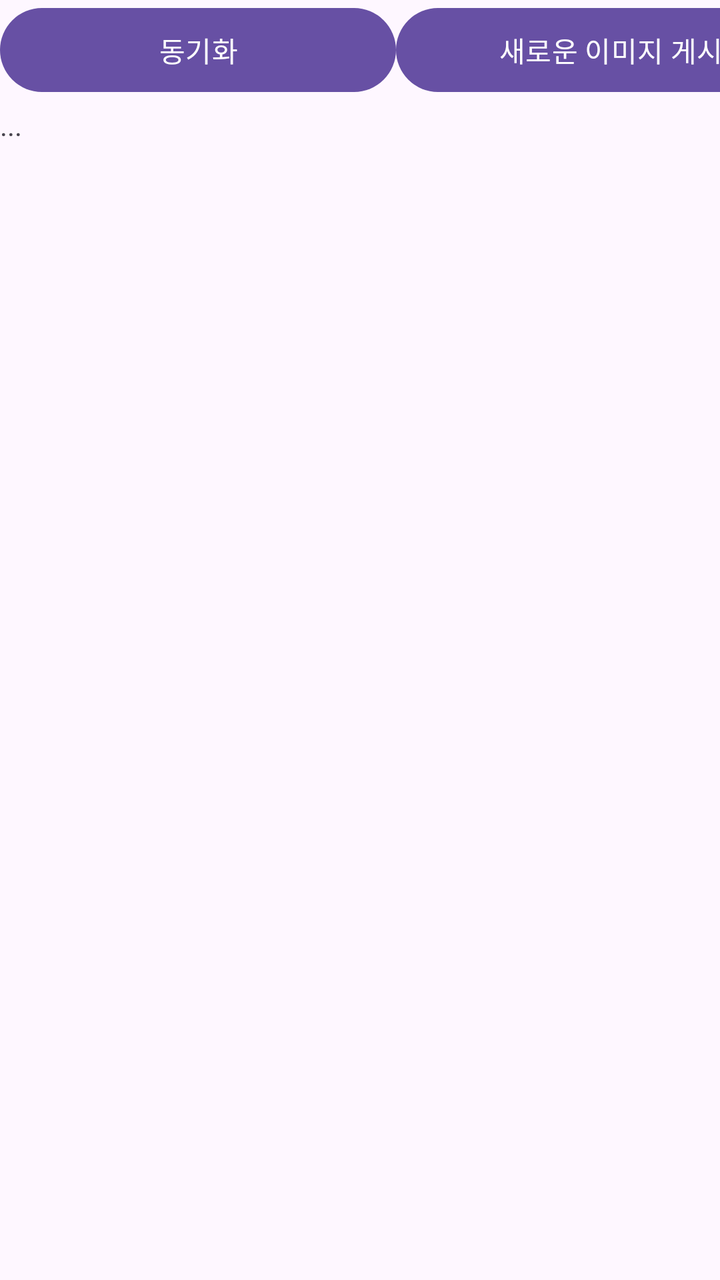
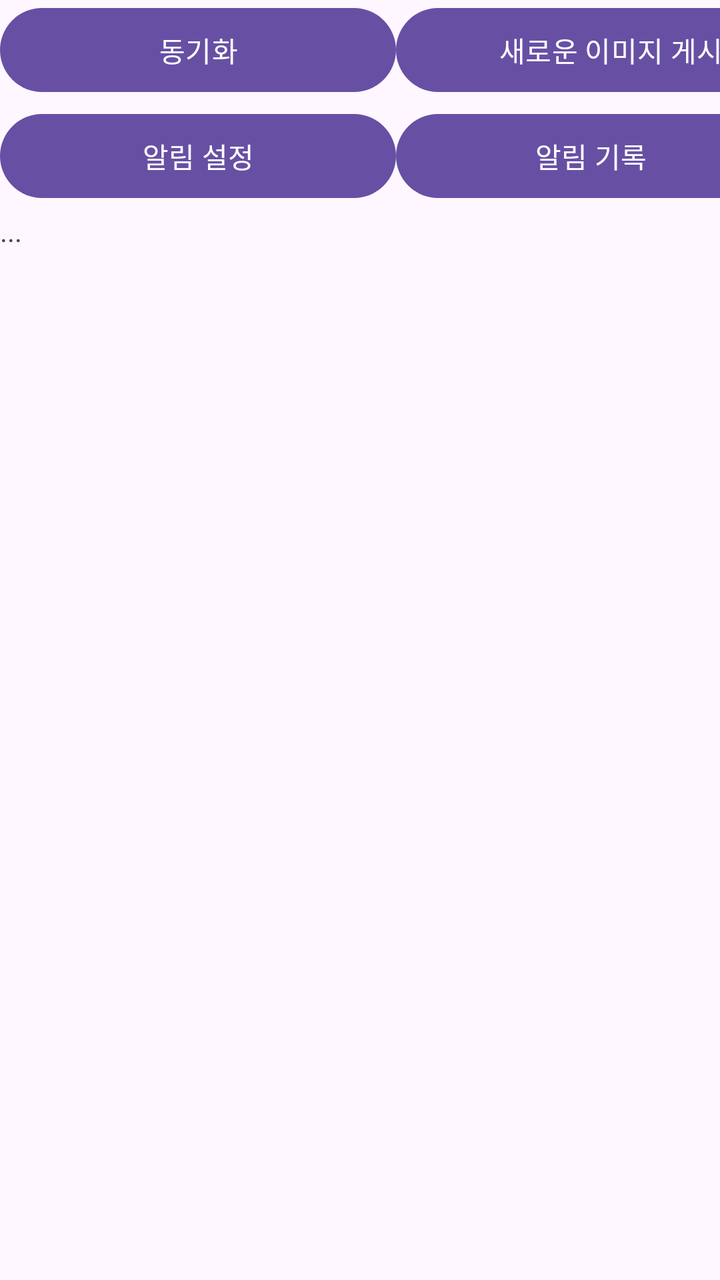

The first picture is an Android layout as it rendered before a commit; the second is the same layout after the commit. The layout source and the unified diff follow.
<!-- AndroidManifest.xml: application theme Theme.PhotoViewer -->
<!-- res/layout/activity_main.xml -->
<?xml version="1.0" encoding="utf-8"?>
<LinearLayout xmlns:android="http://schemas.android.com/apk/res/android"
    xmlns:app="http://schemas.android.com/apk/res-auto"
    xmlns:tools="http://schemas.android.com/tools"
    android:layout_width="match_parent"
    android:layout_height="match_parent"
    android:orientation="vertical"
    tools:context=".MainActivity">

    <LinearLayout
        android:layout_width="match_parent"
        android:layout_height="53dp"
        android:orientation="horizontal">

        <Button
            android:id="@+id/btn_load"
            android:layout_width="198dp"
            android:layout_height="50dp"
            android:onClick="onClickDownload"
            android:text="동기화" />

        <Button
            android:id="@+id/btn_save"
            android:layout_width="215dp"
            android:layout_height="50dp"
            android:onClick="onClickUpload"
            android:text="새로운 이미지 게시" />
    </LinearLayout>

    <TextView
        android:id="@+id/textView"
        android:layout_width="match_parent"
        android:layout_height="wrap_content"
        android:text="..." />

    <androidx.recyclerview.widget.RecyclerView
        android:id="@+id/recyclerView"
        android:layout_width="match_parent"
        android:layout_height="wrap_content"
        android:layout_margin="16dp"
        android:orientation="vertical" />
</LinearLayout>
<!-- resources referenced by this layout -->
<resources>
  <style name="Theme.PhotoViewer" parent="Base.Theme.PhotoViewer" />
  <style name="Base.Theme.PhotoViewer" parent="Theme.Material3.DayNight.NoActionBar">
          
          
      </style>
</resources>

<!-- the commit's change to res/layout/activity_main.xml (unified diff, before → after) -->
@@ -27,6 +27,26 @@
             android:text="새로운 이미지 게시" />
     </LinearLayout>
 
+    <LinearLayout
+        android:layout_width="match_parent"
+        android:layout_height="53dp"
+        android:orientation="horizontal">
+
+        <Button
+            android:id="@+id/btn_alert_setting"
+            android:layout_width="198dp"
+            android:layout_height="50dp"
+            android:onClick="onClickAlertSetting"
+            android:text="알림 설정" />
+
+        <Button
+            android:id="@+id/btn_alert_list"
+            android:layout_width="195dp"
+            android:layout_height="50dp"
+            android:onClick="onClickAlertList"
+            android:text="알림 기록" />
+    </LinearLayout>
+
     <TextView
         android:id="@+id/textView"
         android:layout_width="match_parent"
